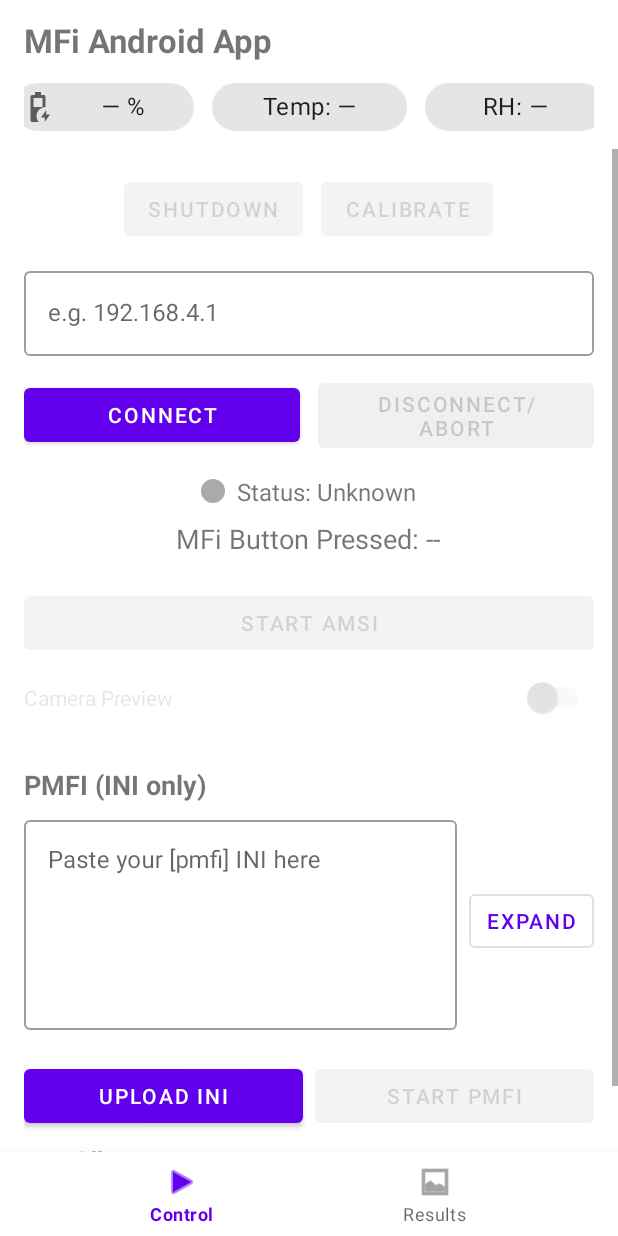
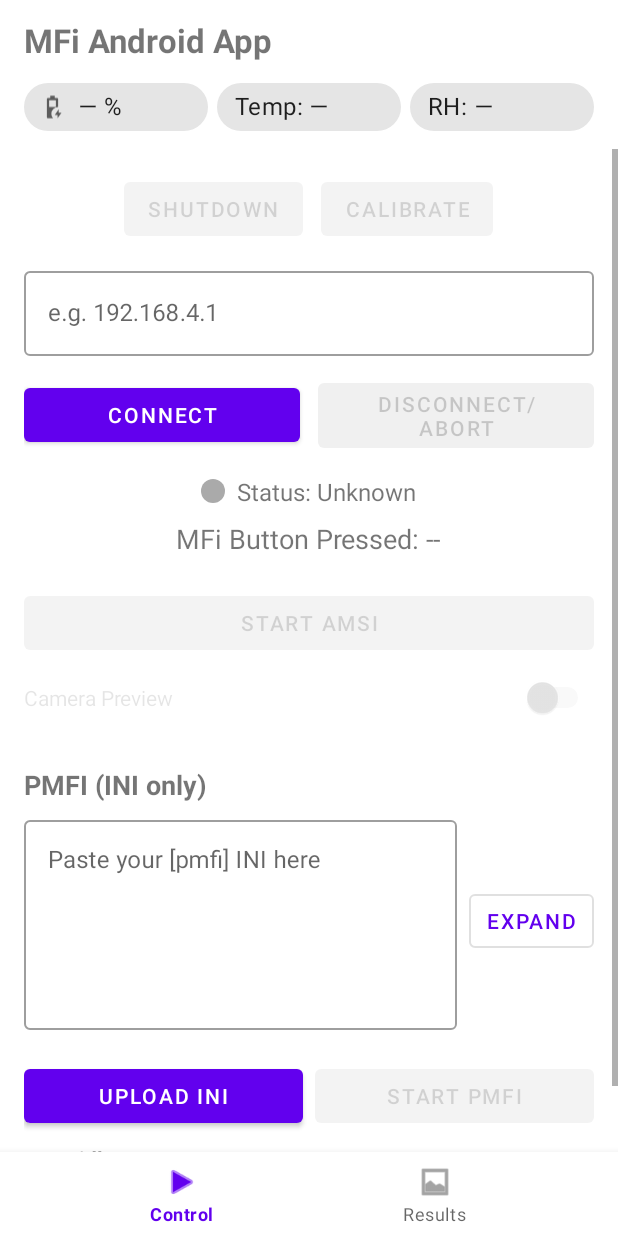
Before and after one commit to Y45E3N-A/MSI-Android-App, an Android app: the screen it shows after launch (MainActivity), on a phone screen of 412 x 824 dp. Run offline under Robolectric (Android 15) with nearby library versions, the phone set to English and light mode, and no system bars; our stand-ins replace Room's generated code; libraries missing offline, so code that uses them is left out: io.socket.client; 1 statement that could not run was skipped.

```diff
--- a/app/src/main/res/layout/fragment_control.xml
+++ b/app/src/main/res/layout/fragment_control.xml
@@ -30,75 +30,66 @@
             android:gravity="start|center_vertical"
             android:layout_marginBottom="10dp" />
 
-        <!-- Larger chips row -->
         <LinearLayout
             android:id="@+id/chipsRow"
-            android:layout_width="wrap_content"
+            android:layout_width="match_parent"
             android:layout_height="wrap_content"
             android:orientation="horizontal"
-            android:gravity="center_horizontal"
-            android:layout_gravity="center_horizontal">
+            android:gravity="center_vertical">
 
-            <!-- Battery chip -->
             <com.google.android.material.chip.Chip
                 android:id="@+id/chipBattery"
                 style="@style/Widget.MaterialComponents.Chip.Choice"
-                android:layout_width="120dp"
+                android:layout_width="0dp"
                 android:layout_height="40dp"
+                android:layout_weight="1"
+                android:minWidth="88dp"
+                android:maxLines="1"
+                android:ellipsize="end"
+                android:textSize="16sp"
                 android:text="— %"
-                android:textSize="16sp"
-                android:textAlignment="center"
-                android:clickable="false"
-                android:focusable="false"
-                android:checkable="false"
-                android:longClickable="false"
-                android:layout_marginEnd="12dp"
+                android:layout_marginEnd="6dp"
+                app:chipMinHeight="40dp"
+                app:chipCornerRadius="20dp"
                 app:chipIcon="@drawable/ic_battery_unknown_24"
                 app:chipIconVisible="true"
-                app:chipMinHeight="40dp"
-                app:chipCornerRadius="20dp"
                 app:checkedIconVisible="false"
-                app:rippleColor="@android:color/transparent" />
+                app:chipIconSize="18dp"
+                app:iconStartPadding="6dp" />
 
-            <!-- Temperature chip -->
+
             <com.google.android.material.chip.Chip
                 android:id="@+id/topTempChip"
                 style="@style/Widget.MaterialComponents.Chip.Choice"
-                android:layout_width="130dp"
+                android:layout_width="0dp"
                 android:layout_height="40dp"
+                android:layout_weight="1"
+                android:minWidth="88dp"
+                android:maxLines="1"
+                android:ellipsize="end"
+                android:textSize="16sp"
                 android:text="Temp: — °C"
-                android:textSize="16sp"
-                android:textAlignment="center"
-                android:clickable="false"
-                android:focusable="false"
-                android:checkable="false"
-                android:longClickable="false"
-                android:layout_marginEnd="12dp"
-                app:chipIconVisible="false"
+                android:layout_marginEnd="6dp"
                 app:chipMinHeight="40dp"
-                app:chipCornerRadius="20dp"
-                app:checkedIconVisible="false"
-                app:rippleColor="@android:color/transparent" />
+                app:chipCornerRadius="20dp" />
 
-            <!-- Humidity chip -->
             <com.google.android.material.chip.Chip
                 android:id="@+id/topHumChip"
                 style="@style/Widget.MaterialComponents.Chip.Choice"
-                android:layout_width="120dp"
+                android:layout_width="0dp"
                 android:layout_height="40dp"
+                android:layout_weight="1"
+                android:minWidth="88dp"
+                android:maxLines="1"
+                android:ellipsize="end"
+                android:textSize="16sp"
                 android:text="RH: — %"
-                android:textSize="16sp"
-                android:textAlignment="center"
-                android:clickable="false"
-                android:focusable="false"
-                android:checkable="false"
-                android:longClickable="false"
-                app:chipIconVisible="false"
                 app:chipMinHeight="40dp"
-                app:chipCornerRadius="20dp"
-                app:checkedIconVisible="false"
-                app:rippleColor="@android:color/transparent" />
+                app:chipCornerRadius="20dp" />
         </LinearLayout>
+
+
+
     </LinearLayout>
 
 
```
